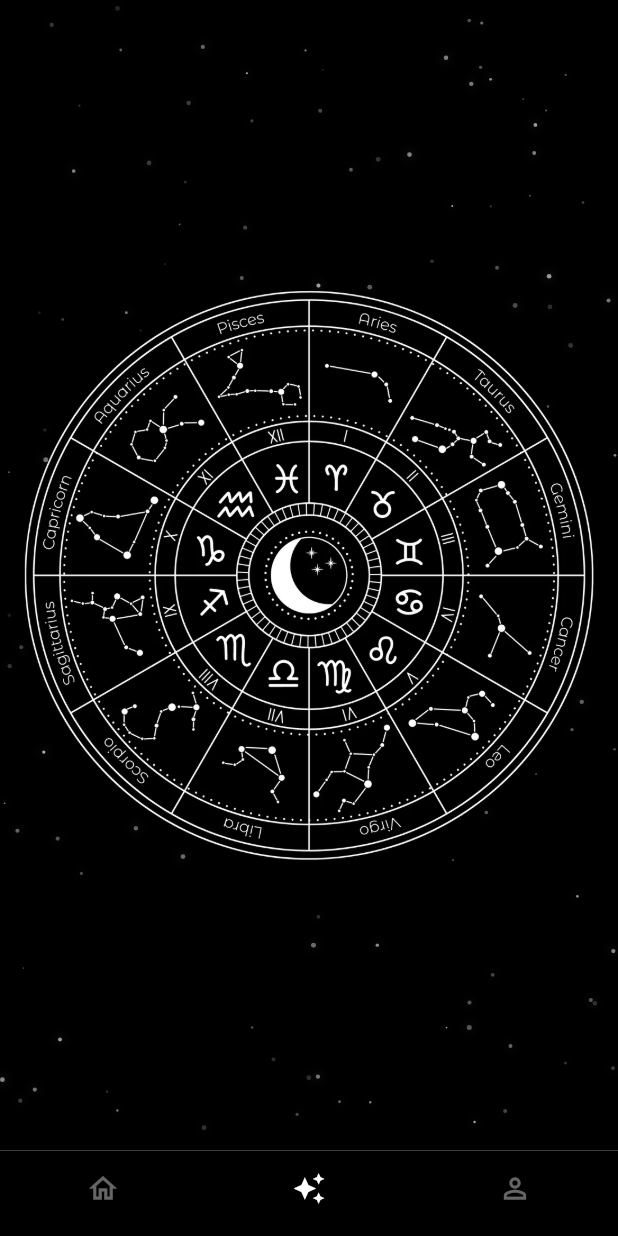
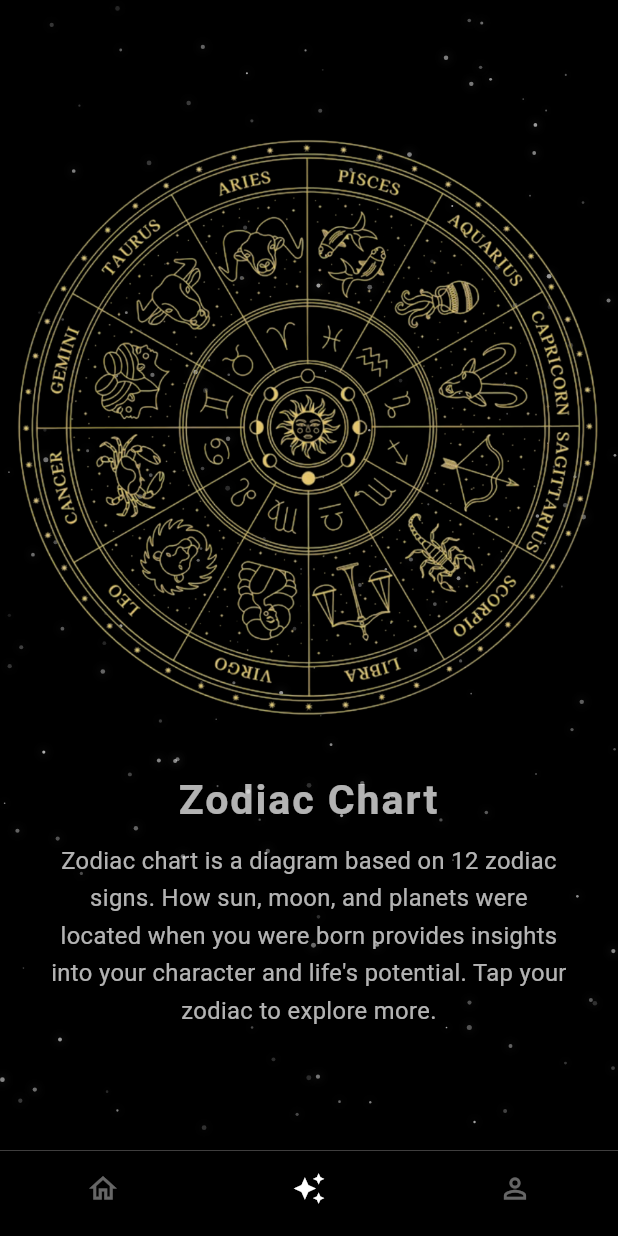
Before and after one commit to FrankieNg617/luck-app-frontend, a Flutter app: the MainShell screen opened directly, item 2 of the bottom bar chosen, on a phone screen of 412 x 824 dp. Run offline on Flutter 3.47's test engine with Material 3 defaults, Android fonts, the light colour scheme and no system bars; our stand-ins replace google_fonts.

Commit message:
update zodiac chart

```diff
--- /dev/null
+++ b/lib/background/zodiac_info_background.dart
@@ -0,0 +1,148 @@
+import 'dart:math' as math;
+import 'package:flutter/material.dart';
+
+class ZodiacInfoBackground extends StatefulWidget {
+  final Widget child;
+
+  const ZodiacInfoBackground({
+    super.key,
+    required this.child,
+  });
+
+  @override
+  State<ZodiacInfoBackground> createState() => _ZodiacInfoBackgroundState();
+}
+
+class _ZodiacInfoBackgroundState extends State<ZodiacInfoBackground>
+    with SingleTickerProviderStateMixin {
+  late final AnimationController _controller;
+  late final List<_ZodiacDotStar> _stars;
+
+  static const int _seed = 20260217;
+
+  @override
+  void initState() {
+    super.initState();
+
+    _controller = AnimationController(
+      vsync: this,
+      duration: const Duration(seconds: 10),
+    )..repeat();
+
+    final rng = math.Random(_seed);
+
+    _stars = List.generate(
+      180, // more stars for deep space look
+      (_) => _ZodiacDotStar.random(rng),
+    );
+  }
+
+  @override
+  void dispose() {
+    _controller.dispose();
+    super.dispose();
+  }
+
+  double _twinkle(double phase, double speed) {
+    final t = _controller.value * math.pi * 2 * speed;
+    return 0.75 + 0.25 * math.sin(t + phase);
+  }
+
+  @override
+  Widget build(BuildContext context) {
+    return Stack(
+      fit: StackFit.expand,
+      children: [
+        const ColoredBox(
+          color: Color.fromARGB(255, 16, 15, 52),
+        ),
+
+        // ===== SMALL DOT STARS =====
+        IgnorePointer(
+          child: AnimatedBuilder(
+            animation: _controller,
+            builder: (_, __) {
+              return CustomPaint(
+                painter: _ZodiacDotStarsPainter(
+                  stars: _stars,
+                  twinkleFn: _twinkle,
+                ),
+              );
+            },
+          ),
+        ),
+
+        // ===== UI =====
+        widget.child,
+      ],
+    );
+  }
+}
+
+/* ----------------------- DOT STAR MODEL ----------------------- */
+
+class _ZodiacDotStar {
+  final double x;
+  final double y;
+  final double r;
+  final double opacity;
+  final double phase;
+  final double speed;
+
+  _ZodiacDotStar({
+    required this.x,
+    required this.y,
+    required this.r,
+    required this.opacity,
+    required this.phase,
+    required this.speed,
+  });
+
+  factory _ZodiacDotStar.random(math.Random rng) {
+    return _ZodiacDotStar(
+      x: rng.nextDouble(),
+      y: rng.nextDouble(),
+      r: 0.5 + rng.nextDouble() * 1.2,
+      opacity: 0.2 + rng.nextDouble() * 0.5,
+      phase: rng.nextDouble() * math.pi * 2,
+      speed: 0.6 + rng.nextDouble() * 1.4,
+    );
+  }
+}
+
+/* ----------------------- DOT STAR PAINTER ----------------------- */
+
+class _ZodiacDotStarsPainter extends CustomPainter {
+  final List<_ZodiacDotStar> stars;
+  final double Function(double phase, double speed) twinkleFn;
+
+  _ZodiacDotStarsPainter({
+    required this.stars,
+    required this.twinkleFn,
+  });
+
+  @override
+  void paint(Canvas canvas, Size size) {
+    for (final s in stars) {
+      final a =
+          (s.opacity * twinkleFn(s.phase, s.speed)).clamp(0.0, 1.0);
+
+      final center = Offset(size.width * s.x, size.height * s.y);
+
+      final paint = Paint()
+        ..color = Colors.white.withValues(alpha: a);
+
+      canvas.drawCircle(center, s.r, paint);
+
+      // subtle glow
+      final glow = Paint()
+        ..color = Colors.white.withValues(alpha: 0.15 * a)
+        ..maskFilter = const MaskFilter.blur(BlurStyle.normal, 3);
+
+      canvas.drawCircle(center, s.r * 1.8, glow);
+    }
+  }
+
+  @override
+  bool shouldRepaint(covariant _ZodiacDotStarsPainter oldDelegate) => true;
+}
--- a/lib/main_shell.dart
+++ b/lib/main_shell.dart
@@ -1,4 +1,5 @@
 import 'package:flutter/material.dart';
+import 'package:flutter/physics.dart';
 import '../screens/home_screen.dart';
 import '../screens/zodiac_screen.dart';
 import '../screens/profile_screen.dart';
@@ -10,7 +11,8 @@ class MainShell extends StatefulWidget {
   State<MainShell> createState() => _MainShellState();
 }
 
-class _MainShellState extends State<MainShell> {
+class _MainShellState extends State<MainShell>
+    with SingleTickerProviderStateMixin {
   int _index = 0;
 
   // Keep pages alive (no re-build / no scroll reset)
@@ -22,10 +24,62 @@ class _MainShellState extends State<MainShell> {
 
   // Navigation bar colors per page
   final List<Color> _navColors = const [
-    Color.fromARGB(255, 39, 9, 65), // Home
-    Colors.black,      // Zodiac
+    Color.fromARGB(255, 29, 15, 59), // Home
+    Colors.black, // Zodiac
     Color(0xFF1C1C1C), // Profile
   ];
+
+  late final AnimationController _popCtrl;
+
+  @override
+  void initState() {
+    super.initState();
+    _popCtrl = AnimationController(
+      vsync: this,
+      lowerBound: 0.0,
+      upperBound: 1.0,
+      value: 1.0, // stable
+      duration: const Duration(milliseconds: 600), // fallback only
+    );
+  }
+
+  @override
+  void dispose() {
+    _popCtrl.dispose();
+    super.dispose();
+  }
+
+  // ✅ iOS-like spring pop
+  void _runSpringPop() {
+    _popCtrl.stop();
+
+    // 0 = fully "popped" (bigger), 1 = settled (normal)
+    _popCtrl.value = 0.0;
+
+    // iOS-ish spring feel:
+    // - lower stiffness => softer
+    // - higher damping => less bounce
+    const spring = SpringDescription(
+      mass: 1.0,
+      stiffness: 100.0,
+      damping: 7.0,
+    );
+
+    // Animate value from 0 -> 1 with spring physics
+    final sim = SpringSimulation(spring, 0.0, 1.0, 8.0);
+    _popCtrl.animateWith(sim);
+  }
+
+  void _onTap(int i) {
+    if (i == _index) {
+      // Optional: re-pop when tapping the same tab
+      _runSpringPop();
+      return;
+    }
+
+    setState(() => _index = i);
+    _runSpringPop();
+  }
 
   @override
   Widget build(BuildContext context) {
@@ -33,24 +87,42 @@ class _MainShellState extends State<MainShell> {
     final h = MediaQuery.of(context).size.height;
     final iconSize = (h * 0.02).clamp(22.0, 30.0);
 
+    // Pop amount (bigger when controller is near 0, settle at 1)
+    // maxPop: how much it scales up at the "pop" moment
+    const maxPop = 0.005;
+    final scaleAnim = _popCtrl.drive(
+      Tween<double>(begin: 1.0 + maxPop, end: 1.0),
+    );
+
     return Scaffold(
-      body: IndexedStack(index: _index, children: _pages),
+      body: AnimatedBuilder(
+        animation: _popCtrl,
+        builder: (context, _) {
+          return IndexedStack(
+            index: _index,
+            children: List.generate(_pages.length, (i) {
+              final active = i == _index;
 
+              return Transform.scale(
+                scale: active ? scaleAnim.value : 1.0,
+                alignment: Alignment.center,
+                child: _pages[i],
+              );
+            }),
+          );
+        },
+      ),
       bottomNavigationBar: BottomNavigationBar(
         currentIndex: _index,
-        onTap: (i) => setState(() => _index = i),
+        onTap: _onTap,
         type: BottomNavigationBarType.fixed,
-
         showSelectedLabels: false,
         showUnselectedLabels: false,
-
         backgroundColor: navColor,
         selectedItemColor: Colors.white,
         unselectedItemColor: Colors.white.withValues(alpha: 0.4),
-
         elevation: 0,
         iconSize: iconSize,
-
         items: const [
           BottomNavigationBarItem(
             icon: Icon(Icons.home_outlined),
--- a/lib/screens/home_screen.dart
+++ b/lib/screens/home_screen.dart
@@ -57,6 +57,7 @@ class HomeScreenState extends State<HomeScreen> {
     final time = "8AM-10AM";
 
     return Scaffold(
+      backgroundColor: Colors.transparent,
       body: HomeBackground(
         child: SafeArea(
           child: Center(
--- a/lib/screens/zodiac_screen.dart
+++ b/lib/screens/zodiac_screen.dart
@@ -1,23 +1,24 @@
 import 'dart:math' as math;
 import 'package:flutter/material.dart';
+import '../background/zodiac_info_background.dart';
 import '../background/zodiac_background.dart';
 
 class ZodiacScreen extends StatelessWidget {
   const ZodiacScreen({super.key});
 
   static const _signs = <String>[
+    'Pisces',
     'Aries',
-    'Pisces',
+    'Taurus',
+    'Gemini',
+    'Cancer',
+    'Leo',
+    'Virgo',
+    'Libra',
+    'Scorpio',
+    'Sagittarius',
+    'Capricorn',
     'Aquarius',
-    'Capricorn',
-    'Sagittarius',
-    'Scorpio',
-    'Libra',
-    'Virgo',
-    'Leo',
-    'Cancer',
-    'Gemini',
-    'Taurus',
   ];
 
   // IMPORTANT:
@@ -33,26 +34,44 @@ class ZodiacScreen extends StatelessWidget {
   @override
   Widget build(BuildContext context) {
     return Scaffold(
+      backgroundColor: Colors.transparent,
       body: ZodiacBackground(
-        child: Center(
         child: LayoutBuilder(
           builder: (context, constraints) {
-              final size = math.min(
-                constraints.maxWidth,
-                constraints.maxHeight,
-              );
-              return SizedBox(
-                width: size,
-                height: size,
+            final w = constraints.maxWidth;
+            final h = constraints.maxHeight;
+
+            // Responsive scale (390 is a common design baseline width)
+            final scale = (math.min(w, h) / 390.0).clamp(0.85, 1.25);
+
+            // Chart size
+            final chartSize = math.min(w, h);
+
+            // Responsive spacing + typography
+            final gapAfterChart = 24.0 * scale;
+            final gapAfterTitle = 12.0 * scale;
+
+            final titleSize = 26.0 * scale;
+            final bodySize = 15.0 * scale;
+
+            final horizontalPadding = (32.0 * scale).clamp(18.0, 48.0);
+
+            return Center(
+              child: SingleChildScrollView(
+                child: Column(
+                  mainAxisSize: MainAxisSize.min,
+                  children: [
+                    // ================= CHART =================
+                    SizedBox(
+                      width: chartSize,
+                      height: chartSize,
                       child: AspectRatio(
                         aspectRatio: 1,
                         child: _TappableZodiacChart(
                           imageProvider: const AssetImage(
-                      'assets/zodiac/zodiac_chart.png',
+                            'assets/zodiac/zodiac_chart2.png',
                           ),
                           onSignTap: (sign) {
-                      // Navigate however you like:
-                      // Navigator.pushNamed(context, '/zodiac/$sign');
                             Navigator.of(context).push(
                               MaterialPageRoute(
                                 builder: (_) => ZodiacInfoPage(sign: sign),
@@ -61,9 +80,48 @@ class ZodiacScreen extends StatelessWidget {
                           },
                         ),
                       ),
+                    ),
+
+                    SizedBox(height: gapAfterChart),
+
+                    // ================= TITLE =================
+                    Text(
+                      'Zodiac Chart',
+                      textAlign: TextAlign.center,
+                      style: TextStyle(
+                        fontSize: titleSize,
+                        fontWeight: FontWeight.w600,
+                        color: Colors.white70,
+                        letterSpacing: 1.2 * scale,
+                        height: 1.1,
+                      ),
+                    ),
+
+                    SizedBox(height: gapAfterTitle),
+
+                    // ================= DESCRIPTION =================
+                    Padding(
+                      padding: EdgeInsets.symmetric(
+                        horizontal: horizontalPadding,
+                      ),
+                      child: Text(
+                        "Zodiac chart is a diagram based on 12 zodiac signs. "
+                        "How sun, moon, and planets were located when you were born "
+                        "provides insights into your character and life's potential. "
+                        "Tap your zodiac to explore more.",
+                        textAlign: TextAlign.center,
+                        style: TextStyle(
+                          fontSize: bodySize,
+                          height: 1.6,
+                          color: Colors.white70,
+                        ),
+                      ),
+                    ),
+                  ],
+                ),
+              ),
             );
           },
-          ),
         ),
       ),
     );
@@ -142,8 +200,31 @@ class ZodiacInfoPage extends StatelessWidget {
   @override
   Widget build(BuildContext context) {
     return Scaffold(
-      appBar: AppBar(title: Text(sign)),
-      body: Center(child: Text('Info about $sign')),
+      extendBodyBehindAppBar: true,
+      backgroundColor: Colors.transparent,
+
+      appBar: AppBar(
+        title: Text(
+          sign,
+          style: const TextStyle(color: Colors.white70),
+        ),
+        backgroundColor: Colors.transparent,
+        elevation: 0,
+        scrolledUnderElevation: 0,
+        iconTheme: const IconThemeData(color: Colors.white70),
+      ),
+
+      body: ZodiacInfoBackground(
+        child: Center(
+          child: Text(
+            'Info about $sign',
+            style: const TextStyle(
+              color: Colors.white,
+              fontSize: 20,
+            ),
+          ),
+        ),
+      ),
     );
   }
 }
```
Also changed, not shown: assets/zodiac/zodiac_chart.png, assets/zodiac/zodiac_chart2.png. Lines whose indentation alone changed are shown as unchanged.
